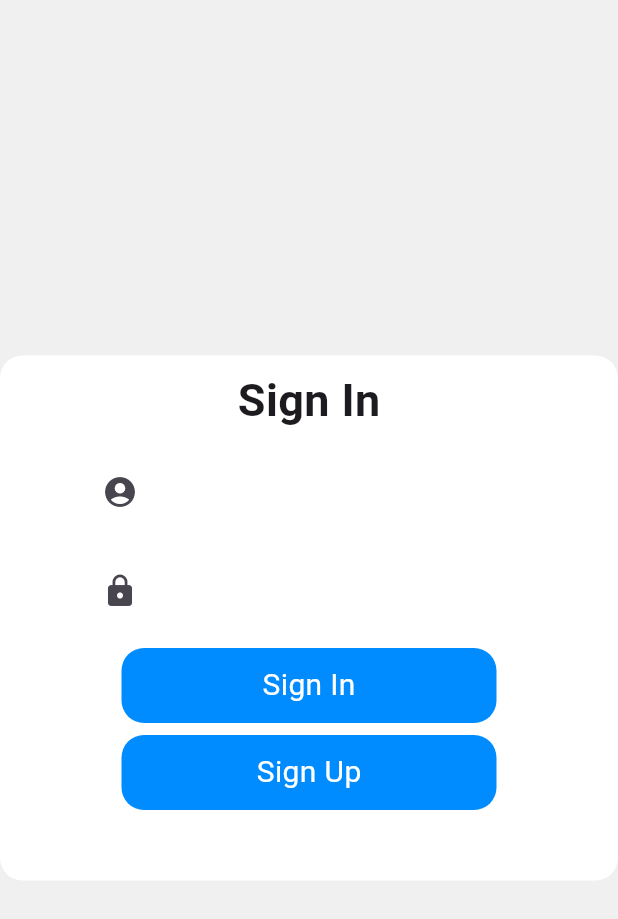
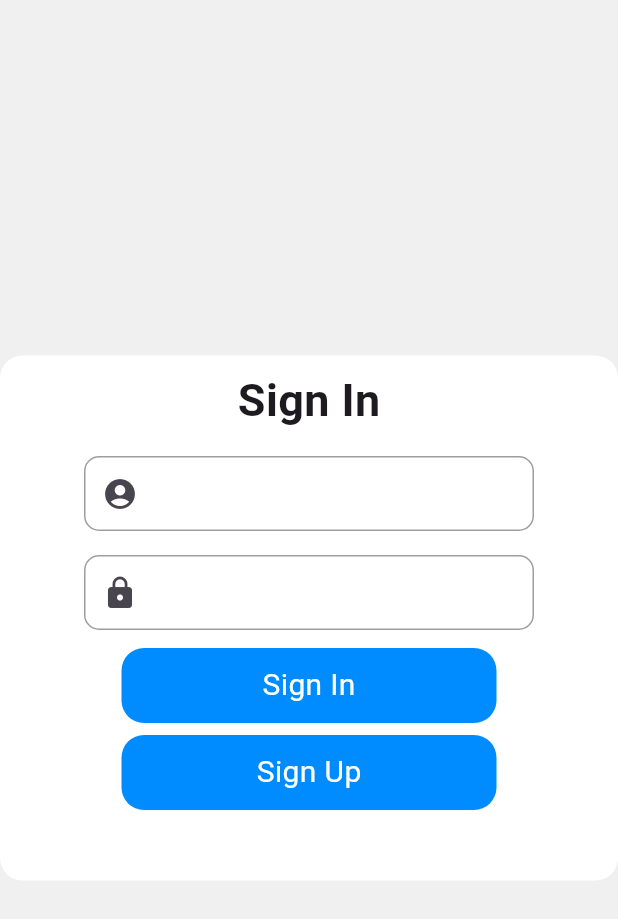
Before and after one commit to siar1234/tikitaka-front, a Flutter app: the WideLoginPage screen opened directly, on a phone screen of 412 x 824 dp. Shown: the top 919 px of the screen. Run offline on Flutter 3.47's test engine with Material 3 defaults, Android fonts, the phone set to English and light mode, and no system bars; our stand-ins replace flutter_riverpod; missing offline and left inert: amphi, bitsdojo_window, media_kit.

Commit message:
인풋 테두리 의도대로 표시되게 고침

```diff
--- a/lib/pages/wide_login_page.dart
+++ b/lib/pages/wide_login_page.dart
@@ -179,18 +179,33 @@ class _CustomInput extends StatelessWidget {
           obscureText: obscureText,
           controller: controller,
           decoration: InputDecoration(
-            fillColor: Theme.of(context).scaffoldBackgroundColor,
+            fillColor: Theme.of(context).highlightColor,
               focusedBorder: OutlineInputBorder(
                   borderSide: BorderSide(
-                      color: Theme.of(context).colorScheme.primary,
+                      color: Theme.of(context).highlightColor,
                       style: BorderStyle.solid,
                       width: 2),
                   borderRadius: BorderRadius.circular(10)
               ),
               border: OutlineInputBorder(
                   borderSide: BorderSide(
-                      color: Theme.of(context).scaffoldBackgroundColor,
-                      style: BorderStyle.solid),
+                      color: Theme.of(context).disabledColor,
+                      style: BorderStyle.solid,
+                  width: 1),
+                  borderRadius: BorderRadius.circular(10)
+              ),
+              enabledBorder: OutlineInputBorder(
+                  borderSide: BorderSide(
+                      color: Theme.of(context).disabledColor,
+                      style: BorderStyle.solid,
+                      width: 1),
+                  borderRadius: BorderRadius.circular(10)
+              ),
+              disabledBorder: OutlineInputBorder(
+                  borderSide: BorderSide(
+                      color: Theme.of(context).disabledColor,
+                      style: BorderStyle.solid,
+                  width: 1),
                   borderRadius: BorderRadius.circular(10)
               ),
               prefixIcon: Icon(
```
